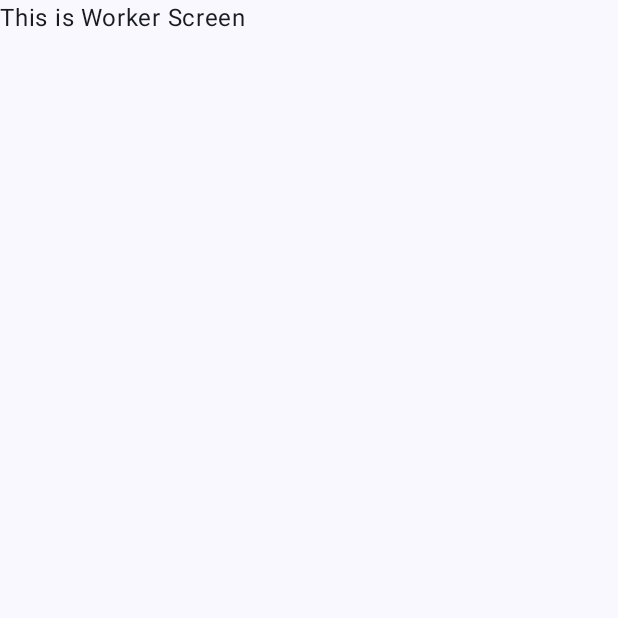
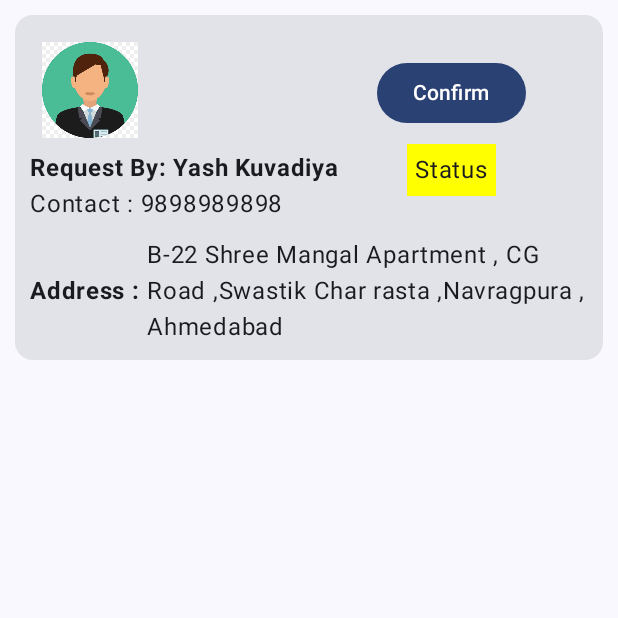
Before and after one commit to birajdiyora/OneHr, an Android app built with Jetpack Compose: the composable workerScreen shown on its own in the app's theme, on a phone screen of 412 x 824 dp, the top half of it. Run offline under Robolectric (Android 15) with nearby library versions, the light colour scheme and no system bars.

Commit message:
Worker edited by yash

```diff
--- a/app/src/main/java/com/example/onehr/ui/registrationScreen/RegisterScreen.kt
+++ b/app/src/main/java/com/example/onehr/ui/registrationScreen/RegisterScreen.kt
@@ -421,13 +421,16 @@ fun RegisterScreen(
                     placeholder = { Text(text = "Enter Your Number") }
                 )
                 // dropdown list of category
+                Column(modifier = Modifier.padding(start = 25.dp)) {
                     Demo_ExposedDropdownMenuBox(
                         workArray = workArray,
                         onSelectedChange = {
                             selectedWork = it
                         },
-                    selectedWork = selectedWork
+                        selectedWork = selectedWork,
                     )
+                }
+
                 //worker experience
                 OutlinedTextField(
                     value = exp,
--- a/app/src/main/java/com/example/onehr/ui/workerHomeScreen/WorkerHomeScreen.kt
+++ b/app/src/main/java/com/example/onehr/ui/workerHomeScreen/WorkerHomeScreen.kt
@@ -1,9 +1,109 @@
 package com.example.onehr.ui.workerHomeScreen
 
+import androidx.compose.foundation.Image
+import androidx.compose.foundation.background
+import androidx.compose.foundation.layout.Arrangement
+import androidx.compose.foundation.layout.Column
+import androidx.compose.foundation.layout.Row
+import androidx.compose.foundation.layout.fillMaxWidth
+import androidx.compose.foundation.layout.padding
+import androidx.compose.foundation.layout.size
+import androidx.compose.material3.AlertDialog
+import androidx.compose.material3.Button
+import androidx.compose.material3.Card
 import androidx.compose.material3.Text
+import androidx.compose.material3.TextButton
 import androidx.compose.runtime.Composable
+import androidx.compose.runtime.getValue
+import androidx.compose.runtime.mutableStateOf
+import androidx.compose.runtime.remember
+import androidx.compose.runtime.setValue
+import androidx.compose.ui.Alignment
+import androidx.compose.ui.Modifier
+import androidx.compose.ui.graphics.Color
+import androidx.compose.ui.res.painterResource
+import androidx.compose.ui.text.font.FontWeight
+import androidx.compose.ui.unit.dp
+import com.example.onehr.R
 
 @Composable
 fun workerScreen() {
-    Text(text = "This is Worker Screen")
+    RequestCard()
 }
+
+@Composable
+fun RequestCard() {
+
+    var showDialog by remember { mutableStateOf(false) }
+
+    Card(
+        modifier = Modifier
+            .padding(10.dp)
+            .fillMaxWidth()
+    ) {
+        Column {
+
+            Row(
+                verticalAlignment = Alignment.CenterVertically
+            ) {
+
+                Column(modifier = Modifier.padding(10.dp)) {
+                    Image(
+                        painter = painterResource(id = R.drawable.boy2),
+                        contentDescription = "",
+                        modifier = Modifier
+                            .size(80.dp)
+                            .padding(8.dp)
+                    )
+
+                    Text(text = "Request By: Yash Kuvadiya", fontWeight = FontWeight.Bold)
+                    Text(text = "Contact : 9898989898")
+
+                }
+
+                Column(
+                    modifier = Modifier.padding(start = 15.dp),
+                    horizontalAlignment = Alignment.CenterHorizontally,
+                ) {
+                    Button(
+                        onClick = {showDialog = true},
+                        modifier = Modifier
+                            .padding(bottom = 10.dp)
+                    ) {
+                        Text("Confirm")
+                    }
+                    // alert Dialog Box Code
+                    if (showDialog) {
+                        AlertDialog(
+                            onDismissRequest = { showDialog = false },
+                            title = { Text("Confirm request") },
+                            text = { Text("Are You Sure to Accept Request?.") },
+                            confirmButton = {
+                                TextButton(onClick = { showDialog = false }) {
+                                    Text("OK")
+                                }
+                            }
+                        )
+                    }
+                    Text(
+                        text = "Status",
+                        modifier = Modifier
+                            .background(Color.Yellow)
+                            .padding(5.dp)
+
+                    )
+                }
+
+            }
+            Row (horizontalArrangement = Arrangement.Center,
+                verticalAlignment = Alignment.CenterVertically,
+                modifier = Modifier
+                    .padding(start = 10.dp, bottom = 10.dp)
+            ){
+                Text(text = "Address : ",fontWeight = FontWeight.Bold)
+                Text(text = "B-22 Shree Mangal Apartment , CG Road ,Swastik Char rasta ,Navragpura , Ahmedabad")
+            }
+        }
+
+    }
+}
```
Lines whose indentation alone changed are shown as unchanged.
